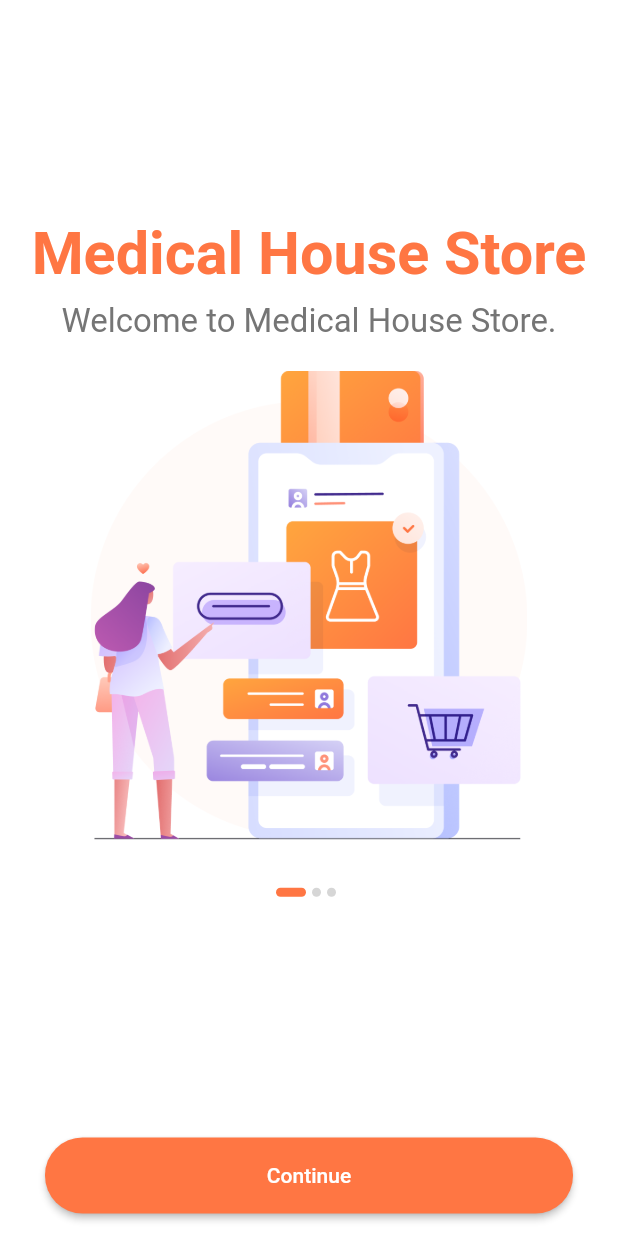
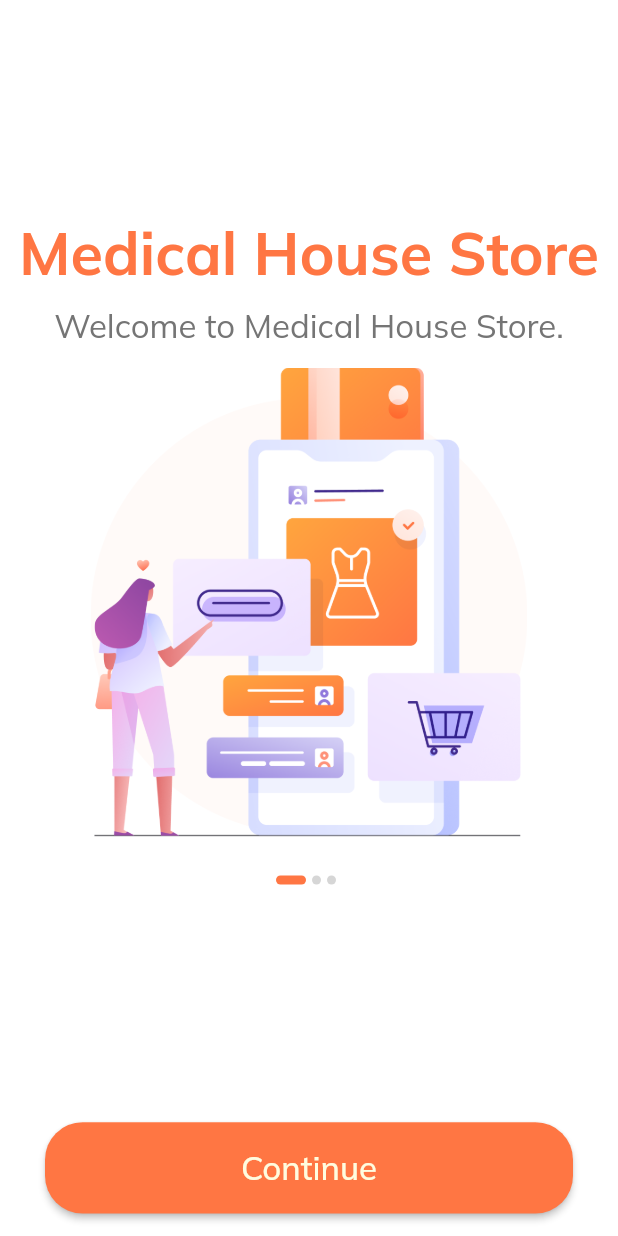
Before and after one commit to mahmoudlotf0/E-Commerce-App, a Flutter app: the screen it shows after launch, on a phone screen of 412 x 824 dp. Run offline on Flutter 3.47's test engine with Material 2 defaults, Android fonts, the phone set to English and light mode, and no system bars; our stand-ins replace bloc, flutter_bloc, google_fonts.

Commit message:
Add Font Style

```diff
--- a/lib/presentationLayer/widgets/defualt_button.dart
+++ b/lib/presentationLayer/widgets/defualt_button.dart
@@ -1,3 +1,5 @@
+import 'package:google_fonts/google_fonts.dart';
+
 import '../../constans/constans.dart';
 import '../../constans/size_config.dart';
 import 'package:flutter/material.dart';
@@ -11,7 +13,7 @@ class DefualtButton extends StatelessWidget {
       padding: const EdgeInsets.symmetric(vertical: 15.0, horizontal: 30),
       child: SizedBox(
         width: double.infinity,
-        height: getProportionateScreenHeight(50),
+        height: getProportionateScreenHeight(60),
         child: ElevatedButton(
           style: ElevatedButton.styleFrom(
             shape: RoundedRectangleBorder(
@@ -19,7 +21,13 @@ class DefualtButton extends StatelessWidget {
             ),
             primary: kPrimaryColor,
           ),
-          child: const Text('Continue'),
+          child: Text('Continue',
+              style: GoogleFonts.muli(
+                textStyle: TextStyle(
+                  fontSize: getProportionateScreenWidth(20),
+                  color: kPrimaryLightColor,
+                ),
+              )),
           onPressed: () {},
         ),
       ),
--- a/lib/themes/text_styles.dart
+++ b/lib/themes/text_styles.dart
@@ -1,13 +1,19 @@
+import 'package:google_fonts/google_fonts.dart';
+
 import '../constans/constans.dart';
 import '../constans/size_config.dart';
 import 'package:flutter/material.dart';
 
-TextStyle kBigTitleTextStyle = TextStyle(
-  fontSize: getProportionateScreenWidth(36),
-  fontWeight: FontWeight.bold,
-  color: kPrimaryColor,
+TextStyle kBigTitleTextStyle = GoogleFonts.muli(
+  textStyle: TextStyle(
+    fontSize: getProportionateScreenWidth(36),
+    fontWeight: FontWeight.bold,
+    color: kPrimaryColor,
+  ),
 );
-TextStyle ktitleTextStyle = TextStyle(
-  fontSize: getProportionateScreenWidth(20),
-  color: kTextColor,
+TextStyle ktitleTextStyle = GoogleFonts.muli(
+  textStyle: TextStyle(
+    fontSize: getProportionateScreenWidth(20),
+    color: kTextColor,
+  ),
 );
```
